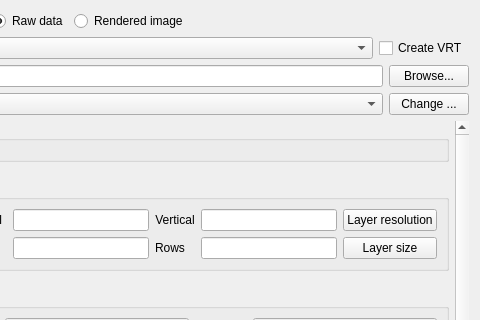
qgis/QGIS, file src/ui/qgsrasterlayersaveasdialogbase.ui: the form before one commit; both pictures show x 95 to 575 and y 0 to 320 of the 575 by 580 pixel window.
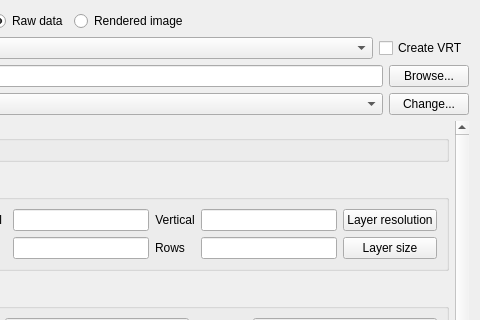
The form after the commit. Icons and pictures are not drawn. Custom widgets are drawn as their Qt base class.

```diff
--- a/src/ui/qgsrasterlayersaveasdialogbase.ui
+++ b/src/ui/qgsrasterlayersaveasdialogbase.ui
@@ -179,7 +179,7 @@
         </sizepolicy>
        </property>
        <property name="text">
-        <string>Change ...</string>
+        <string>Change...</string>
        </property>
       </widget>
      </item>
```
